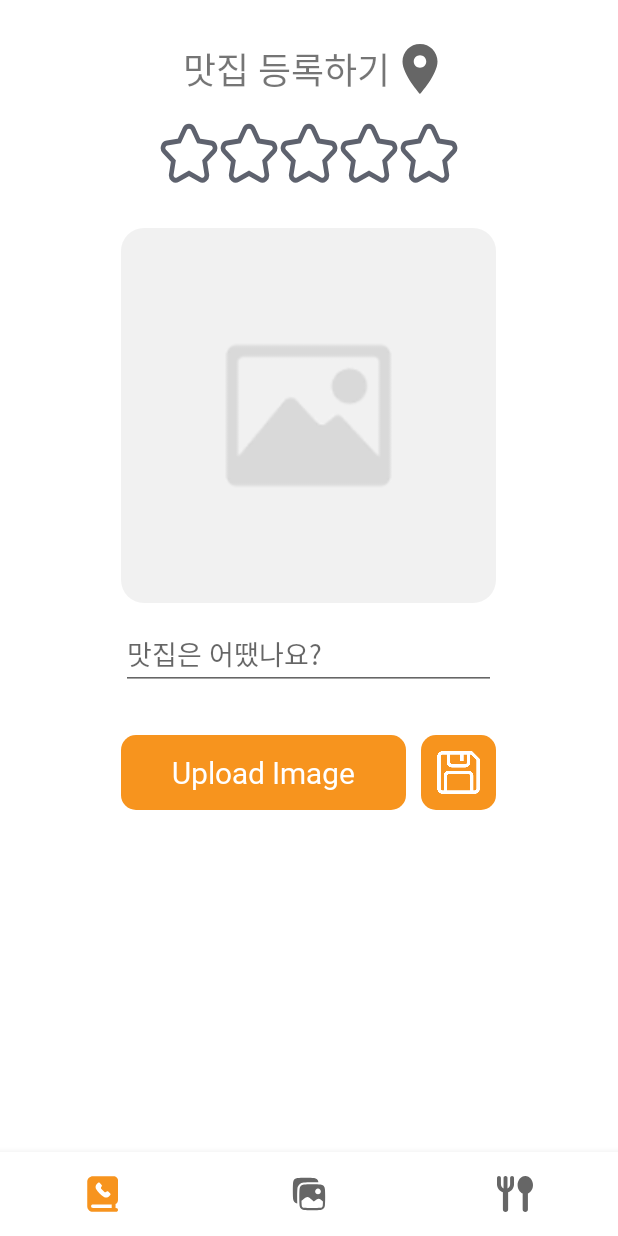
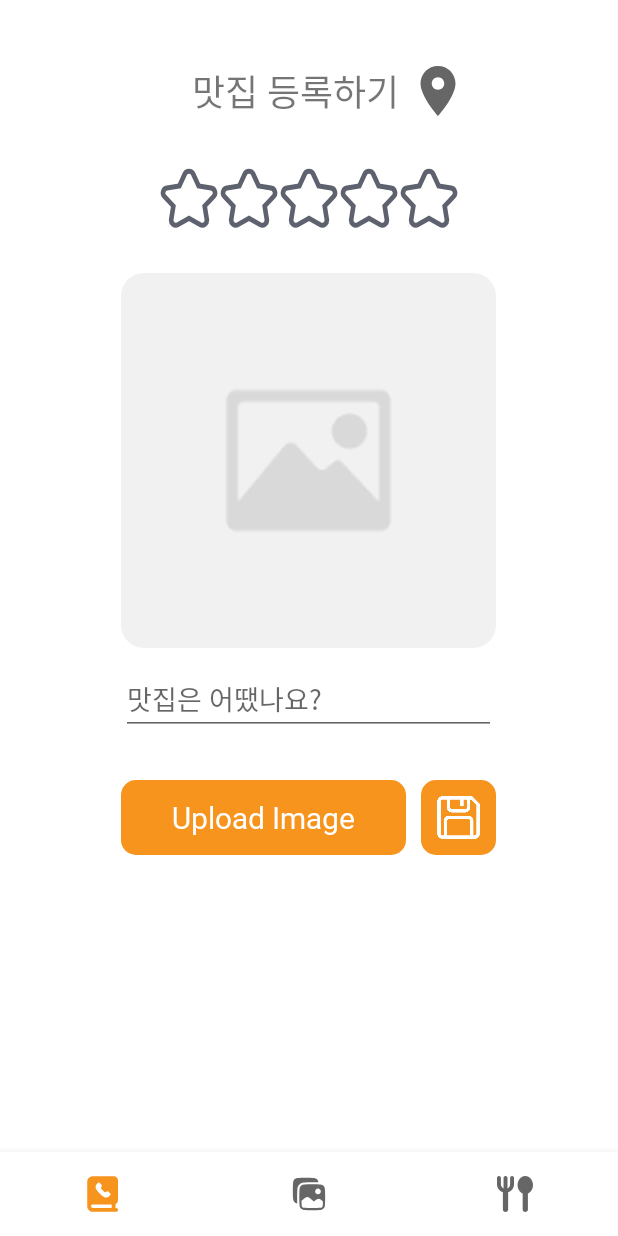
Before and after one commit to ezhyeok/immersionW2, an Android app: the fragment NewDiary placed in its activity, on a phone screen of 412 x 824 dp. Run offline under Robolectric (Android 15) with nearby library versions, the phone set to English and light mode, and no system bars; our stand-ins replace Room's generated code, navigation-ui; libraries missing offline, so code that uses them is left out: com.kakao.sdk; pictures from the network do not load.

Commit message:
fix design and minor bug

```diff
--- a/app/src/main/java/com/example/tab3/ApiService.kt
+++ b/app/src/main/java/com/example/tab3/ApiService.kt
@@ -49,5 +49,8 @@ interface ApiService {
 
     @GET("/getReviewImg")
     fun getReviewImgs(@Query("uniqueId") uniqueId: String): Call<List<ReviewItem>>
+    @GET("/getReviewNum")
+    fun getReviewNum(@Query("uniqueId") uniqueId: String): Call<String>
+
 
 }
--- a/app/src/main/java/com/example/tab3/ProfileAdapter.kt
+++ b/app/src/main/java/com/example/tab3/ProfileAdapter.kt
@@ -49,7 +49,7 @@ class ProfileAdapter(
         fun bind(item: ReviewItem) {
             val transformation = MultiTransformation(
                 CenterCrop(),
-                RoundedCorners(50)
+                RoundedCorners(20)
             )
 
             Glide.with(binding.root)
--- a/app/src/main/res/layout/fragment_diary_add.xml
+++ b/app/src/main/res/layout/fragment_diary_add.xml
@@ -19,9 +19,10 @@
         app:layout_constraintEnd_toEndOf="parent">
 
         <TextView
-            android:layout_width="wrap_content"
-            android:layout_height="wrap_content"
+            android:layout_width="150dp"
+            android:layout_height="70dp"
             android:layout_gravity="center"
+            android:gravity="center"
             android:id="@+id/storeName"
             android:layout_marginStart="100dp"
             android:text="맛집 등록하기"
--- a/app/src/main/res/layout/item_image.xml
+++ b/app/src/main/res/layout/item_image.xml
@@ -2,7 +2,7 @@
 <androidx.constraintlayout.widget.ConstraintLayout xmlns:android="http://schemas.android.com/apk/res/android"
     android:layout_width="match_parent"
     android:layout_height="wrap_content"
-    android:layout_margin="10dp"
+    android:layout_margin="3dp"
     xmlns:app="http://schemas.android.com/apk/res-auto">
 
     <ImageView
```
Also changed, not shown: app/src/main/java/com/example/tab3/NewDiary.kt (+14 -1 lines), app/src/main/java/com/example/tab3/ProfileFragment.kt (+9 -1 lines).
